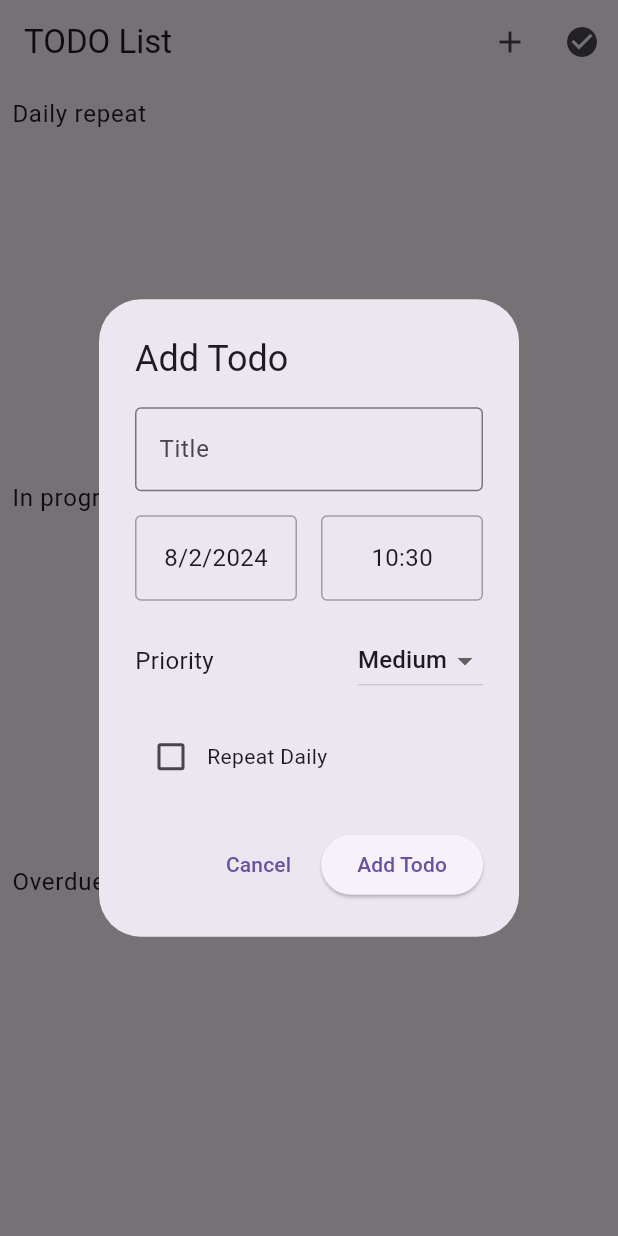
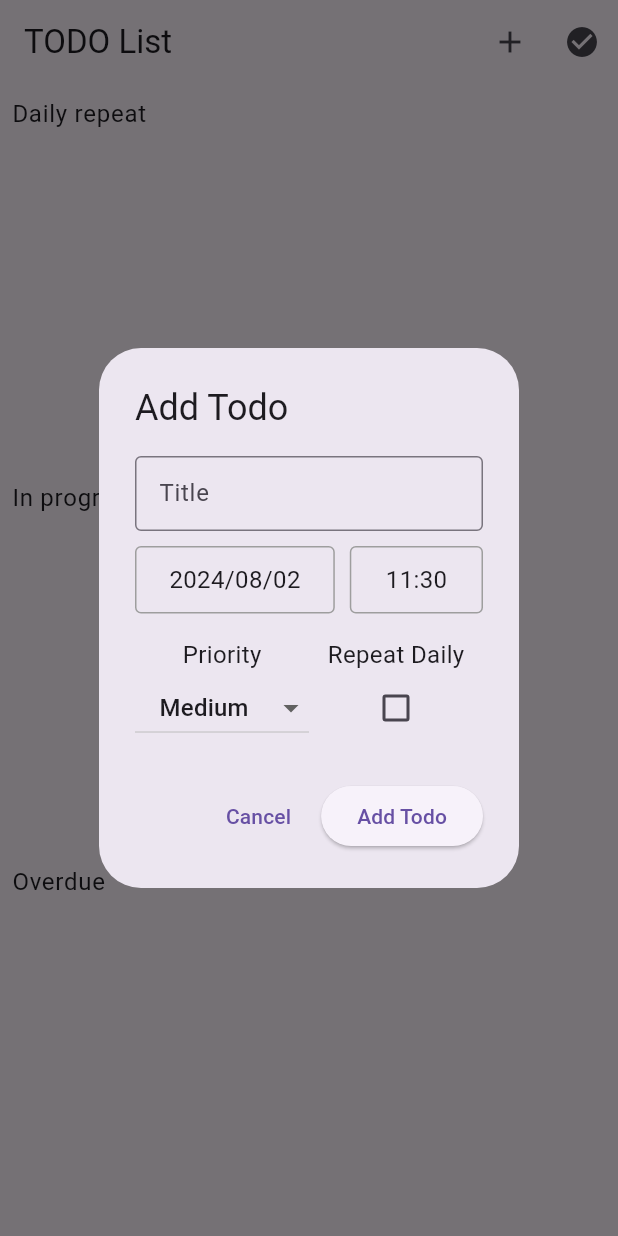
Before and after one commit to jaejinP/todo, a Flutter app: the screen it shows after launch, after a tap on the "add" icon, on a phone screen of 412 x 824 dp. Run offline on Flutter 3.47's test engine with Material 3 defaults, Android fonts, the phone set to English and light mode, and no system bars; our stand-ins replace flutter_local_notifications, shared_preferences, timezone.

Commit message:
iOS 대응 2차

```diff
--- a/lib/main.dart
+++ b/lib/main.dart
@@ -10,6 +10,8 @@ void main() async {
   SharedPreferences prefs = await SharedPreferences.getInstance();
   final flutterLocalNotificationsPlugin = FlutterLocalNotificationsPlugin();
 
+  await _initializeNotifications(flutterLocalNotificationsPlugin);
+
   runApp(
     ChangeNotifierProvider(
       create: (_) => TodoModel(flutterLocalNotificationsPlugin, prefs),
@@ -18,38 +20,8 @@ void main() async {
   );
 }
 
-class TodoApp extends StatelessWidget {
-  @override
-  Widget build(BuildContext context) {
-    return MaterialApp(
-      title: 'Flutter Todo App',
-      theme: ThemeData(
-        primarySwatch: Colors.blue,
-      ),
-      home: const HomeScreenWrapper(),
-      debugShowCheckedModeBanner: false,
-    );
-  }
-}
-
-class HomeScreenWrapper extends StatefulWidget {
-  const HomeScreenWrapper({Key? key}) : super(key: key);
-
-  @override
-  _HomeScreenWrapperState createState() => _HomeScreenWrapperState();
-}
-
-class _HomeScreenWrapperState extends State<HomeScreenWrapper> {
-  final FlutterLocalNotificationsPlugin flutterLocalNotificationsPlugin =
-      FlutterLocalNotificationsPlugin();
-
-  @override
-  void initState() {
-    super.initState();
-    _initializeNotifications();
-  }
-
-  void _initializeNotifications() async {
+Future<void> _initializeNotifications(
+    FlutterLocalNotificationsPlugin flutterLocalNotificationsPlugin) async {
   const AndroidInitializationSettings initializationSettingsAndroid =
       AndroidInitializationSettings('@mipmap/ic_launcher');
 
@@ -65,8 +37,7 @@ class _HomeScreenWrapperState extends State<HomeScreenWrapper> {
     },
   );
 
-    final InitializationSettings initializationSettings =
-        InitializationSettings(
+  final InitializationSettings initializationSettings = InitializationSettings(
     android: initializationSettingsAndroid,
     iOS: initializationSettingsIOS,
   );
@@ -80,10 +51,11 @@ class _HomeScreenWrapperState extends State<HomeScreenWrapper> {
     },
   );
 
-    _requestPermissions();
+  await _requestPermissions(flutterLocalNotificationsPlugin);
 }
 
-  void _requestPermissions() async {
+Future<void> _requestPermissions(
+    FlutterLocalNotificationsPlugin flutterLocalNotificationsPlugin) async {
   final bool? androidResult = await flutterLocalNotificationsPlugin
       .resolvePlatformSpecificImplementation<
           AndroidFlutterLocalNotificationsPlugin>()
@@ -103,7 +75,7 @@ class _HomeScreenWrapperState extends State<HomeScreenWrapper> {
 
   if (androidResult == false) {
     showDialog(
-        context: context,
+      context: navigatorKey.currentContext!,
       builder: (context) => AlertDialog(
         title: Text('알림 권한 필요'),
         content: Text('이 앱에서 알림을 보내기 위해 권한이 필요합니다. 설정에서 알림 권한을 허용해 주세요.'),
@@ -120,6 +92,26 @@ class _HomeScreenWrapperState extends State<HomeScreenWrapper> {
   }
 }
 
+final GlobalKey<NavigatorState> navigatorKey = GlobalKey<NavigatorState>();
+
+class TodoApp extends StatelessWidget {
+  @override
+  Widget build(BuildContext context) {
+    return MaterialApp(
+      title: 'Flutter Todo App',
+      theme: ThemeData(
+        primarySwatch: Colors.blue,
+      ),
+      home: const HomeScreenWrapper(),
+      debugShowCheckedModeBanner: false,
+      navigatorKey: navigatorKey,
+    );
+  }
+}
+
+class HomeScreenWrapper extends StatelessWidget {
+  const HomeScreenWrapper({Key? key}) : super(key: key);
+
   @override
   Widget build(BuildContext context) {
     return const HomeScreen();
--- a/lib/models/todo.dart
+++ b/lib/models/todo.dart
@@ -73,7 +73,6 @@ class TodoModel extends ChangeNotifier {
     tz.initializeTimeZones();
     _loadTodos();
     _initializeRepeatingTodos();
-    _startPeriodicUpdate();
   }
 
   List<Todo> get todos => _todos;
@@ -150,12 +149,11 @@ class TodoModel extends ChangeNotifier {
   void _initializeRepeatingTodos() {
     Timer.periodic(Duration(minutes: 1), (timer) {
       final now = DateTime.now();
-      for (int i = 0; i < _todos.length; i++) {
-        final todo = _todos[i];
+      for (final todo in _todos) {
         if (todo.isRepeatingDaily && todo.dateTime.isBefore(now) && !todo.isDone) {
           final newDateTime = todo.dateTime.add(Duration(days: 1));
-          _todos[i] = todo.copyWith(dateTime: newDateTime, isDone: false);
-          _scheduleNotification(_todos[i], isNew: true);
+          _todos[_todos.indexOf(todo)] = todo.copyWith(dateTime: newDateTime, isDone: false);
+          _scheduleNotification(_todos[_todos.indexOf(todo)], isNew: true);
         }
       }
       _saveTodos();
@@ -163,11 +161,31 @@ class TodoModel extends ChangeNotifier {
     });
   }
 
+  Future<void> requestNotificationPermissions() async {
+    const AndroidInitializationSettings initializationSettingsAndroid =
+        AndroidInitializationSettings('@mipmap/ic_launcher');
+
+    final IOSInitializationSettings initializationSettingsIOS =
+        IOSInitializationSettings(
+            requestAlertPermission: true,
+            requestBadgePermission: true,
+            requestSoundPermission: true,
+        );
+
+    final InitializationSettings initializationSettings = InitializationSettings(
+      android: initializationSettingsAndroid,
+      iOS: initializationSettingsIOS,
+    );
+
+    await flutterLocalNotificationsPlugin.initialize(initializationSettings);
+  }
+
   void _scheduleNotification(Todo todo, {bool isNew = false}) async {
-    final notificationId = DateTime.now().millisecondsSinceEpoch.toString().hashCode;
+    final notificationId = todo.id.hashCode & 0x7FFFFFFF;
     final tz.TZDateTime scheduledDate = tz.TZDateTime.from(todo.dateTime, tz.local);
 
-    const AndroidNotificationDetails androidPlatformChannelSpecifics = AndroidNotificationDetails(
+    const AndroidNotificationDetails androidPlatformChannelSpecifics =
+    AndroidNotificationDetails(
       'todo_channel', // channel ID
       'Todo Notifications', // channel name
       channelDescription: 'Notification channel for todo reminders',
@@ -180,17 +198,15 @@ class TodoModel extends ChangeNotifier {
       autoCancel: false,
     );
 
-    const IOSNotificationDetails iOSPlatformChannelSpecifics = IOSNotificationDetails(
+    const IOSNotificationDetails iOSPlatformChannelSpecifics =
+    IOSNotificationDetails(
       presentAlert: true,
       presentBadge: true,
       presentSound: true,
-      sound: "default",
     );
 
-    const NotificationDetails platformChannelSpecifics = NotificationDetails(
-      android: androidPlatformChannelSpecifics,
-      iOS: iOSPlatformChannelSpecifics,
-    );
+    const NotificationDetails platformChannelSpecifics =
+    NotificationDetails(android: androidPlatformChannelSpecifics, iOS: iOSPlatformChannelSpecifics);
 
     await flutterLocalNotificationsPlugin.zonedSchedule(
       notificationId, // Unique ID for the notification
@@ -204,7 +220,8 @@ class TodoModel extends ChangeNotifier {
   }
 
   void _cancelNotification(String id) async {
-    await flutterLocalNotificationsPlugin.cancel(id.hashCode);
+    final notificationId = id.hashCode & 0x7FFFFFFF;
+    await flutterLocalNotificationsPlugin.cancel(notificationId);
   }
 
   void _saveTodos() {
@@ -222,10 +239,4 @@ class TodoModel extends ChangeNotifier {
       }
     }
   }
-
-  void _startPeriodicUpdate() {
-    Timer.periodic(Duration(minutes: 1), (timer) {
-      notifyListeners();
-    });
-  }
 }
--- a/lib/screens/add_todo_screen.dart
+++ b/lib/screens/add_todo_screen.dart
@@ -1,7 +1,8 @@
 import 'package:flutter/material.dart';
 import 'package:provider/provider.dart';
+import 'package:intl/intl.dart';
+import 'package:flutter/cupertino.dart';
 import '../models/todo.dart';
-import 'package:intl/intl.dart';
 
 class AddTodoScreen extends StatefulWidget {
   const AddTodoScreen({Key? key}) : super(key: key);
@@ -12,8 +13,8 @@ class AddTodoScreen extends StatefulWidget {
 
 class _AddTodoScreenState extends State<AddTodoScreen> {
   final TextEditingController _titleController = TextEditingController();
-  DateTime _selectedDate = DateTime.now().add(Duration(hours: 1));
-  TimeOfDay _selectedTime = TimeOfDay.fromDateTime(DateTime.now());
+  DateTime _selectedDate = DateTime.now().add(Duration(hours: 1)); // 초기 날짜와 시간 설정
+  TimeOfDay _selectedTime = TimeOfDay.fromDateTime(DateTime.now().add(Duration(hours: 1)));
   String _priority = 'Medium';
   bool _isRepeatingDaily = false;
 
@@ -31,22 +32,24 @@ class _AddTodoScreenState extends State<AddTodoScreen> {
     }
   }
 
-  Future<void> _selectTime(BuildContext context) async {
-    final TimeOfDay? picked = await showTimePicker(
+  void _selectTime(BuildContext context) {
+    showModalBottomSheet(
       context: context,
-      initialTime: _selectedTime,
-      builder: (BuildContext context, Widget? child) {
-        return MediaQuery(
-          data: MediaQuery.of(context).copyWith(alwaysUse24HourFormat: true),
-          child: child!,
+      builder: (BuildContext builder) {
+        return Container(
+          height: MediaQuery.of(context).copyWith().size.height / 3,
+          child: CupertinoTimerPicker(
+            mode: CupertinoTimerPickerMode.hm,
+            initialTimerDuration: Duration(hours: _selectedTime.hour, minutes: _selectedTime.minute),
+            onTimerDurationChanged: (Duration newDuration) {
+              setState(() {
+                _selectedTime = TimeOfDay(hour: newDuration.inHours, minute: newDuration.inMinutes % 60);
+              });
+            },
+          ),
         );
       },
     );
-    if (picked != null && picked != _selectedTime) {
-      setState(() {
-        _selectedTime = picked;
-      });
-    }
   }
 
   String _formatTimeOfDay(TimeOfDay time) {
@@ -89,11 +92,14 @@ class _AddTodoScreenState extends State<AddTodoScreen> {
     return AlertDialog(
       key: const Key('addTodoDialog'),
       title: Text('Add Todo'),
-      content: SingleChildScrollView(
+      content: SingleChildScrollView( // 키보드가 올라올 때 스크롤 가능하도록 설정
         child: Column(
           crossAxisAlignment: CrossAxisAlignment.stretch,
           children: <Widget>[
-            TextField(
+            Container(
+              width: double.infinity, // 가로 길이 설정 (화면 가득)
+              height: 50.0, // 세로 길이 설정
+              child: TextField(
                 key: const Key('titleField'),
                 controller: _titleController,
                 decoration: InputDecoration(
@@ -101,33 +107,36 @@ class _AddTodoScreenState extends State<AddTodoScreen> {
                   border: OutlineInputBorder(),
                 ),
               ),
-            const SizedBox(height: 16.0),
+            ),
+            const SizedBox(height: 10.0),
             Row(
               children: <Widget>[
-                Expanded(
+                Flexible(
+                  flex: 3, // 연월일 텍스트 박스의 가로 길이를 늘림
                   child: GestureDetector(
                     onTap: () => _selectDate(context),
                     child: Container(
-                      padding: EdgeInsets.symmetric(vertical: 16.0),
+                      padding: EdgeInsets.symmetric(vertical: 10.0),
                       decoration: BoxDecoration(
                         border: Border.all(color: Colors.grey),
                         borderRadius: BorderRadius.circular(4.0),
                       ),
                       child: Center(
                         child: Text(
-                          DateFormat.yMd().format(_selectedDate),
+                          DateFormat('yyyy/MM/dd').format(_selectedDate), // 년/월/일 형식으로 표시
                           style: TextStyle(fontSize: 16.0),
                         ),
                       ),
                     ),
                   ),
                 ),
-                const SizedBox(width: 16.0),
-                Expanded(
+                const SizedBox(width: 10.0),
+                Flexible(
+                  flex: 2, // 시간 텍스트 박스의 가로 길이를 줄임
                   child: GestureDetector(
                     onTap: () => _selectTime(context),
                     child: Container(
-                      padding: EdgeInsets.symmetric(vertical: 16.0),
+                      padding: EdgeInsets.symmetric(vertical: 10.0),
                       decoration: BoxDecoration(
                         border: Border.all(color: Colors.grey),
                         borderRadius: BorderRadius.circular(4.0),
@@ -146,11 +155,13 @@ class _AddTodoScreenState extends State<AddTodoScreen> {
             const SizedBox(height: 16.0),
             Row(
               mainAxisAlignment: MainAxisAlignment.spaceBetween,
-              children: [
-                Text(
-                  'Priority',
-                  style: TextStyle(fontSize: 16.0),
-                ),
+              children: <Widget>[
+                Flexible(
+                  flex: 1,
+                  child: Column(
+                    crossAxisAlignment: CrossAxisAlignment.center,
+                    children: <Widget>[
+                      Text('Priority', style: TextStyle(fontSize: 16.0)),
                       DropdownButton<String>(
                         value: _priority,
                         onChanged: (String? newValue) {
@@ -158,18 +169,27 @@ class _AddTodoScreenState extends State<AddTodoScreen> {
                             _priority = newValue!;
                           });
                         },
+                        isExpanded: true, // DropdownButton의 너비를 최대화
+                        alignment: Alignment.center, // 텍스트를 가운데 정렬
                         items: <String>['High', 'Medium', 'Low']
                             .map<DropdownMenuItem<String>>((String value) {
                           return DropdownMenuItem<String>(
                             value: value,
-                      child: Text(value),
+                            child: Center(child: Text(value)), // 가운데 정렬
                           );
                         }).toList(),
                       ),
                     ],
                   ),
-            const SizedBox(height: 16.0),
+                ),
+                Flexible(
+                  flex: 1,
+                  child: Column(
+                    crossAxisAlignment: CrossAxisAlignment.center,
+                    children: <Widget>[
+                      Text('Repeat Daily', style: TextStyle(fontSize: 16.0)),
                       Row(
+                        mainAxisAlignment: MainAxisAlignment.center,
                         children: <Widget>[
                           Checkbox(
                             value: _isRepeatingDaily,
@@ -179,7 +199,11 @@ class _AddTodoScreenState extends State<AddTodoScreen> {
                               });
                             },
                           ),
-                Text('Repeat Daily'),
+                        ],
+                      ),
+                    ],
+                  ),
+                ),
               ],
             ),
           ],
--- a/lib/screens/home_screen.dart
+++ b/lib/screens/home_screen.dart
@@ -1,5 +1,4 @@
 import 'dart:async';
-
 import 'package:flutter/material.dart';
 import 'package:provider/provider.dart';
 import '../models/todo.dart';
@@ -21,10 +20,15 @@ class _HomeScreenState extends State<HomeScreen> {
   @override
   void initState() {
     super.initState();
+    _requestPermissionsOnce();
     // 주기적으로 상태 업데이트
-    _timer = Timer.periodic(Duration(seconds: 20), (timer) {
+    _timer = Timer.periodic(Duration(seconds: 1), (timer) {
       setState(() {});
     });
+  }
+
+  Future<void> _requestPermissionsOnce() async {
+    await Provider.of<TodoModel>(context, listen: false).requestNotificationPermissions();
   }
 
   @override
@@ -70,6 +74,7 @@ class _HomeScreenState extends State<HomeScreen> {
             child: TodoCategory(
               title: 'Daily repeat',
               filter: (todo) => todo.isRepeatingDaily && !todo.isDone,
+              showCheckbox: false, // 체크박스를 숨김
             ),
           ),
           Expanded(
@@ -93,9 +98,10 @@ class _HomeScreenState extends State<HomeScreen> {
 class TodoCategory extends StatelessWidget {
   final String title;
   final bool Function(Todo) filter;
+  final bool showCheckbox; // 추가된 매개변수
   final ScrollController _scrollController = ScrollController();
 
-  TodoCategory({Key? key, required this.title, required this.filter}) : super(key: key);
+  TodoCategory({Key? key, required this.title, required this.filter, this.showCheckbox = true}) : super(key: key); // 기본값 true
 
   @override
   Widget build(BuildContext context) {
@@ -131,6 +137,7 @@ class TodoCategory extends StatelessWidget {
                             return EditTodoScreen(todo: todo);
                           },
                         ),
+                        showCheckbox: showCheckbox, // 전달된 매개변수 사용
                       );
                     },
                   ),
--- a/lib/widgets/todo_item.dart
+++ b/lib/widgets/todo_item.dart
@@ -8,6 +8,7 @@ class TodoItem extends StatelessWidget {
   final VoidCallback onDelete;
   final VoidCallback onEdit;
   final bool showEditButton;
+  final bool showCheckbox; // 추가된 매개변수
 
   const TodoItem({
     Key? key,
@@ -16,6 +17,7 @@ class TodoItem extends StatelessWidget {
     required this.onDelete,
     required this.onEdit,
     this.showEditButton = true,
+    this.showCheckbox = true, // 기본값 true
   }) : super(key: key);
 
   void _confirmDelete(BuildContext context) {
@@ -51,6 +53,7 @@ class TodoItem extends StatelessWidget {
         child: Row(
           crossAxisAlignment: CrossAxisAlignment.start,
           children: [
+            if (showCheckbox) // showCheckbox가 true일 때만 체크박스를 표시
               Checkbox(
                 value: todo.isDone,
                 onChanged: onToggle != null
```
Also changed, not shown: lib/screens/edit_todo_screen.dart (+54 -30 lines), 35 other files. Lines whose indentation alone changed are shown as unchanged.
